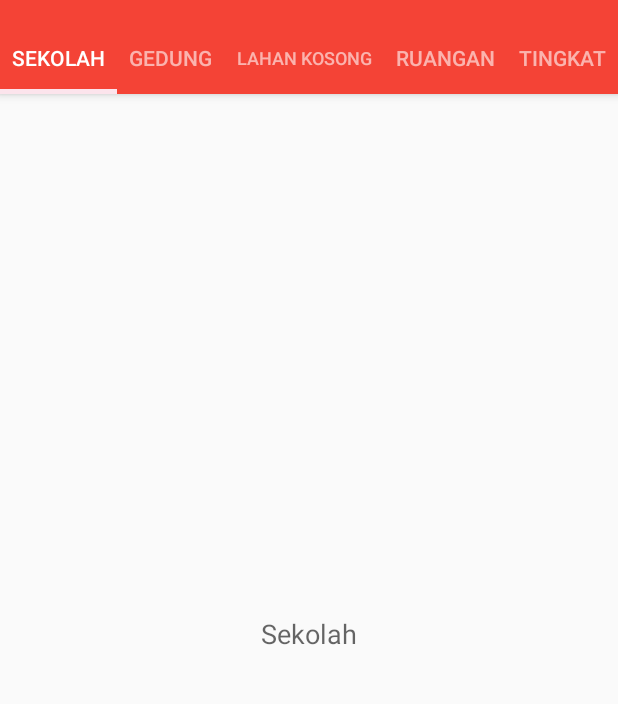
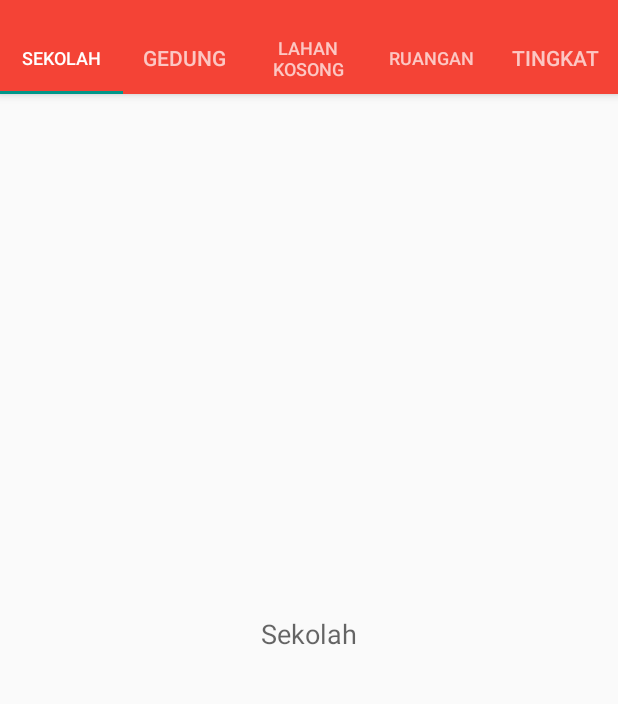
Before and after one commit to ilhamfadhilah/LatihanAndroid, an Android app: the screen it shows after launch (MainActivity), on a phone screen of 412 x 824 dp, the part 62-766 px from its top. Run offline under Robolectric (Android 15) with nearby library versions, the phone set to English and light mode, and no system bars.

Commit message:
berhasil viewpagger

```diff
--- a/app/build.gradle
+++ b/app/build.gradle
@@ -25,6 +25,7 @@ dependencies {
     implementation 'androidx.constraintlayout:constraintlayout:1.1.3'
     implementation 'com.google.android.material:material:1.0.0'
     implementation 'androidx.legacy:legacy-support-v4:1.0.0'
+    implementation 'androidx.lifecycle:lifecycle-extensions:2.1.0'
     implementation 'com.android.support:appcompat-v7:28.0.0'
     implementation 'com.android.support:support-v13:28.0.0'
     implementation 'com.android.support:design:28.0.0'
--- a/app/src/main/java/com/example/latihanandroid/MainActivity.java
+++ b/app/src/main/java/com/example/latihanandroid/MainActivity.java
@@ -40,8 +40,23 @@ public class MainActivity extends AppCompatActivity {
         // setting toolbar
         toolbar = findViewById(R.id.toolbar);
         setSupportActionBar(toolbar);
+        /*
+        SectionsPagerAdapter sectionsPagerAdapter = new SectionsPagerAdapter(this, getSupportFragmentManager());
+        ViewPager viewPager = findViewById(R.id.viewPager);
+        viewPager.setAdapter(sectionsPagerAdapter);
+        TabLayout tabs = findViewById(R.id.tabLayout);
+        tabs.setupWithViewPager(viewPager);
+ */
+         //setting viewpager
+        viewPager = findViewById(R.id.viewPager);
+        setupViewPager(viewPager);
+        //setting tablayout
+        tabLayout = findViewById(R.id.tabLayout);
+        if (tabLayout != null) {
+            tabLayout.setupWithViewPager(viewPager);
+        }
 
-
+        //setting drawer
         drawer = findViewById(R.id.drawer_layout);
         ActionBarDrawerToggle toggle = new ActionBarDrawerToggle(
                 this, drawer, toolbar, R.string.navigation_drawer_open, R.string.navigation_drawer_close);
@@ -92,7 +107,7 @@ public class MainActivity extends AppCompatActivity {
             }
         });
 
-        initViews();
+
             /*FloatingActionButton fab = findViewById(R.id.fab);
         fab.setOnClickListener(new View.OnClickListener() {
             @Override
@@ -106,17 +121,6 @@ public class MainActivity extends AppCompatActivity {
 
     }
 
-    private void initViews() {
-        // setting toolbar
-        // setting view pager
-       viewPager = findViewById(R.id.viewPager);
-        setupViewPager(viewPager);
-
-        // setting tabLayout
-        tabLayout = findViewById(R.id.tabLayout);
-        tabLayout.setupWithViewPager(viewPager);
-    }
-
     private void setupViewPager(ViewPager viewPager) {
         MainFragmentPagerAdapter mainFragmentPagerAdapter = new MainFragmentPagerAdapter(getSupportFragmentManager());
         mainFragmentPagerAdapter.addFragment(new SekolahFragment(), getString(R.string.text_sekolah));
@@ -124,7 +128,10 @@ public class MainActivity extends AppCompatActivity {
         mainFragmentPagerAdapter.addFragment(new LahanFragment(), getString(R.string.text_lahanKosong));
         mainFragmentPagerAdapter.addFragment(new RuanganFragment(), getString(R.string.text_ruangan));
         mainFragmentPagerAdapter.addFragment(new TingkatFragment(), getString(R.string.text_lantai));
+
+
         viewPager.setAdapter(mainFragmentPagerAdapter);
 
     }
+
 }
--- a/app/src/main/res/layout/app_bar_main.xml
+++ b/app/src/main/res/layout/app_bar_main.xml
@@ -19,17 +19,12 @@
             android:background="?attr/colorPrimary"
             app:popupTheme="@style/AppTheme.PopupOverlay" />
 
-        <android.support.design.widget.TabLayout
+
+        <com.google.android.material.tabs.TabLayout
             android:id="@+id/tabLayout"
-            style="@style/TabLayoutStyle"
             android:layout_width="match_parent"
             android:layout_height="wrap_content"
-            app:tabMode="fixed"
-            app:tabGravity="fill"
-            android:background="?attr/colorPrimary"/>
-
-
-
+            android:background="?attr/colorPrimary" />
 
     </com.google.android.material.appbar.AppBarLayout>
 
@@ -44,7 +39,7 @@
         android:layout_margin="@dimen/fab_margin"
         app:srcCompat="@android:drawable/ic_dialog_email" /-->
 
-    <android.support.v4.view.ViewPager
+    <androidx.viewpager.widget.ViewPager
         android:id="@+id/viewPager"
         android:layout_width="match_parent"
         android:layout_height="match_parent"
--- a/app/src/main/res/layout/content_main.xml
+++ b/app/src/main/res/layout/content_main.xml
@@ -1,5 +1,5 @@
 <?xml version="1.0" encoding="utf-8"?>
-<androidx.constraintlayout.widget.ConstraintLayout xmlns:android="http://schemas.android.com/apk/res/android"
+<FrameLayout xmlns:android="http://schemas.android.com/apk/res/android"
     xmlns:app="http://schemas.android.com/apk/res-auto"
     xmlns:tools="http://schemas.android.com/tools"
     android:layout_width="match_parent"
@@ -13,4 +13,4 @@
     tools:showIn="@layout/app_bar_main">
 
 
-</androidx.constraintlayout.widget.ConstraintLayout>
+</FrameLayout>
--- a/app/src/main/res/layout/gedung_fragment.xml
+++ b/app/src/main/res/layout/gedung_fragment.xml
@@ -1,6 +1,7 @@
 <?xml version="1.0" encoding="utf-8"?>
 <RelativeLayout xmlns:android="http://schemas.android.com/apk/res/android"
     android:orientation="vertical" android:layout_width="match_parent"
+    android:fitsSystemWindows="true"
     android:layout_height="match_parent">
 
     <TextView
--- a/app/src/main/res/layout/lahan_fragment.xml
+++ b/app/src/main/res/layout/lahan_fragment.xml
@@ -1,7 +1,9 @@
 <?xml version="1.0" encoding="utf-8"?>
 <RelativeLayout xmlns:android="http://schemas.android.com/apk/res/android"
     android:orientation="vertical" android:layout_width="match_parent"
+    android:fitsSystemWindows="true"
     android:layout_height="match_parent">
+
 
     <TextView
         android:layout_width="wrap_content"
--- a/app/src/main/res/layout/ruangan_fragment.xml
+++ b/app/src/main/res/layout/ruangan_fragment.xml
@@ -1,6 +1,7 @@
 <?xml version="1.0" encoding="utf-8"?>
 <RelativeLayout xmlns:android="http://schemas.android.com/apk/res/android"
     android:orientation="vertical" android:layout_width="match_parent"
+    android:fitsSystemWindows="true"
     android:layout_height="match_parent">
 
     <TextView
--- a/app/src/main/res/layout/sekolah_fragment.xml
+++ b/app/src/main/res/layout/sekolah_fragment.xml
@@ -1,6 +1,7 @@
 <?xml version="1.0" encoding="utf-8"?>
 <RelativeLayout xmlns:android="http://schemas.android.com/apk/res/android"
     android:orientation="vertical" android:layout_width="match_parent"
+    android:fitsSystemWindows="true"
     android:layout_height="match_parent">
 
     <TextView
--- a/app/src/main/res/layout/tingkat_fragment.xml
+++ b/app/src/main/res/layout/tingkat_fragment.xml
@@ -1,6 +1,7 @@
 <?xml version="1.0" encoding="utf-8"?>
 <RelativeLayout xmlns:android="http://schemas.android.com/apk/res/android"
     android:orientation="vertical" android:layout_width="match_parent"
+    android:fitsSystemWindows="true"
     android:layout_height="match_parent">
 
     <TextView
--- a/app/src/main/res/values/strings.xml
+++ b/app/src/main/res/values/strings.xml
@@ -93,7 +93,7 @@
     <string name="please_wait">Mohon tunggu..</string>
 
 
-    <string name="call">Call</string>
-    <string name="chat">Chat</string>
-    <string name="contact">Contact</string>
+
+    <string name="tab_text_1">Tab 1</string>
+    <string name="tab_text_2">Tab 2</string>
 </resources>
```
Also changed, not shown: app/src/main/java/com/example/latihanandroid/PageViewModel.java (added, +26 -0 lines), app/src/main/java/com/example/latihanandroid/PlaceholderFragment.java (added, +57 -0 lines), app/src/main/java/com/example/latihanandroid/SectionsPagerAdapter.java (added, +44 -0 lines), app/src/main/res/layout/fragment_main.xml (added, +23 -0 lines).
